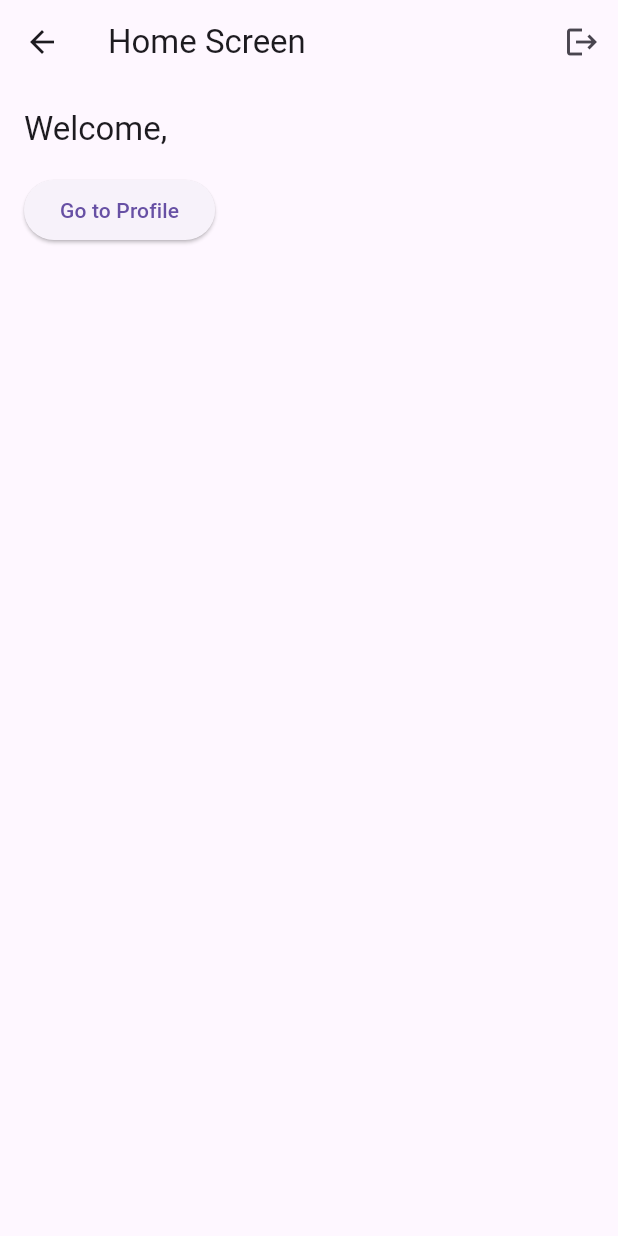
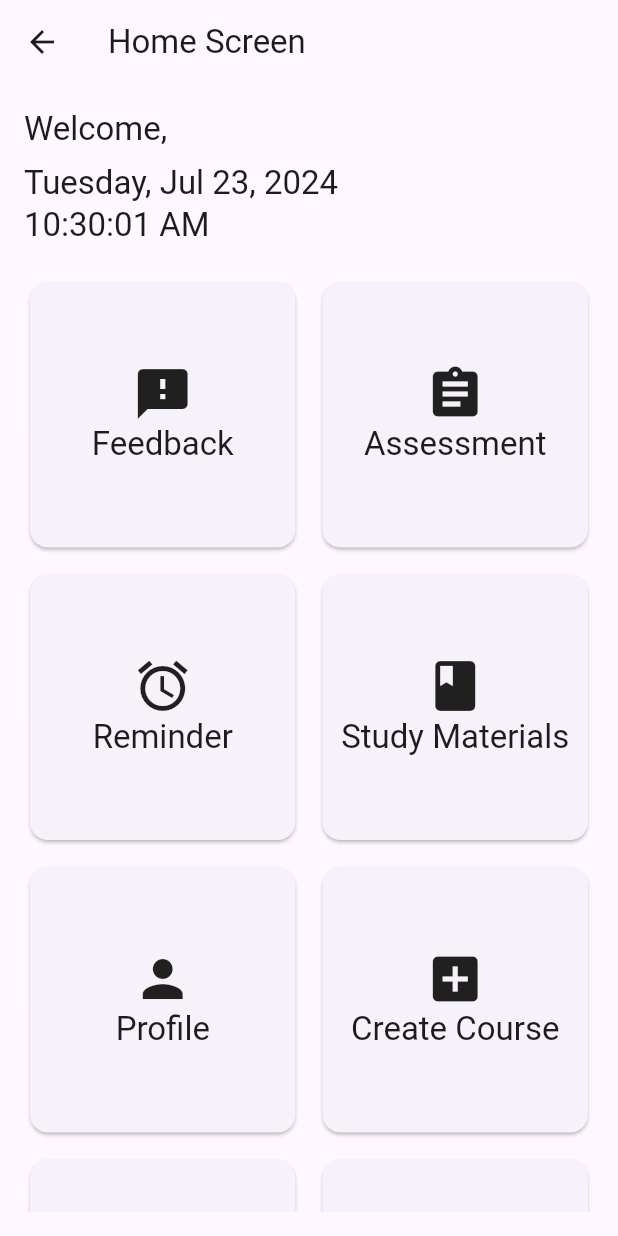
Before and after one commit to sundaybamidele/StudyGuideApp, a Flutter app: the HomeScreen screen opened by its route, on a phone screen of 412 x 824 dp. Run offline on Flutter 3.47's test engine with Material 3 defaults, Android fonts, the phone set to English and light mode, and no system bars; our stand-ins replace cloud_firestore, cloud_functions, file_picker, firebase_auth, firebase_core, firebase_storage and 3 more; accounts and stored records are empty.

Commit message:
I have user account, feedback, assessment, reminder and digital clock running

```diff
--- a/lib/screens/study_guide_screen.dart
+++ b/lib/screens/about_screen.dart
@@ -1,7 +1,7 @@
 import 'package:flutter/material.dart';
 
-class StudyGuideScreen extends StatelessWidget {
-  const StudyGuideScreen({super.key});
+class AboutScreen extends StatelessWidget {
+  const AboutScreen({super.key});
 
   @override
   Widget build(BuildContext context) {
@@ -10,7 +10,7 @@ class StudyGuideScreen extends StatelessWidget {
         title: const Text('Study Guide'),
       ),
       body: const Center(
-        child: Text('Study Guide Screen'),
+        child: Text('About Study Guide Application'),
       ),
     );
   }
--- a/lib/screens/home_screen.dart
+++ b/lib/screens/home_screen.dart
@@ -1,59 +1,178 @@
+import 'dart:async';
+
 import 'package:flutter/material.dart';
 import 'package:provider/provider.dart';
-import '../services/firestore_service.dart';
-import '../services/auth_service.dart'; // Import AuthService
+import 'package:intl/intl.dart'; // For date formatting
+import '../services/auth_service.dart';
+import 'feedback_screen.dart';
+import 'assessment_screen.dart';
+import 'reminder_screen.dart';
+import 'study_materials_screen.dart';
+import 'user_profile_screen.dart';
+import 'create_course_screen.dart';
+import 'about_screen.dart';
 
-class HomeScreen extends StatelessWidget {
+class HomeScreen extends StatefulWidget {
   const HomeScreen({super.key});
 
   @override
+  _HomeScreenState createState() => _HomeScreenState();
+}
+
+class _HomeScreenState extends State<HomeScreen> {
+  late String _userName;
+  late DateTime _currentDateTime;
+
+  @override
+  void initState() {
+    super.initState();
+    final authService = Provider.of<AuthService>(context, listen: false);
+    final user = authService.currentUser;
+    _userName = user?.displayName ?? 'User';
+    _currentDateTime = DateTime.now();
+    _updateTime();
+  }
+
+  void _updateTime() {
+    Timer.periodic(const Duration(seconds: 1), (Timer timer) {
+      setState(() {
+        _currentDateTime = DateTime.now();
+      });
+    });
+  }
+
+  @override
   Widget build(BuildContext context) {
-    final firestoreService = Provider.of<FirestoreService>(context);
-    final authService = Provider.of<AuthService>(context);
-    final user = authService.currentUser;
-
-    // Ensure FirestoreService is available
-    // ignore: unnecessary_null_comparison
-    if (firestoreService == null) {
-      return const Scaffold(
-        body: Center(child: Text('FirestoreService not available')),
-      );
-    }
-
     return Scaffold(
       appBar: AppBar(
         title: const Text('Home Screen'),
-        actions: [
-          IconButton(
-            icon: const Icon(Icons.logout),
-            onPressed: () async {
-              await authService.signOut();
-              Navigator.pushReplacementNamed(context, '/login');
-            },
-          ),
-        ],
       ),
       body: Padding(
         padding: const EdgeInsets.all(16.0),
         child: Column(
           crossAxisAlignment: CrossAxisAlignment.start,
           children: [
-            if (user != null) ...[
-              Text(
-                'Welcome, ${user.displayName ?? 'User'}',
-                style: Theme.of(context).textTheme.titleLarge,
+            // Welcome Message and Date/Time
+            Text(
+              'Welcome, $_userName',
+              style: Theme.of(context).textTheme.titleLarge,
+            ),
+            const SizedBox(height: 8.0),
+            Text(
+              DateFormat('EEEE, MMM d, yyyy').format(_currentDateTime),
+              style: Theme.of(context).textTheme.titleLarge,
+            ),
+            Text(
+              DateFormat('h:mm:ss a').format(_currentDateTime),
+              style: Theme.of(context).textTheme.titleLarge,
+            ),
+            const SizedBox(height: 20.0),
+
+            // Grid for menu items
+            Expanded(
+              child: GridView(
+                gridDelegate: const SliverGridDelegateWithFixedCrossAxisCount(
+                  crossAxisCount: 2,
+                  crossAxisSpacing: 10.0,
+                  mainAxisSpacing: 10.0,
+                ),
+                children: [
+                  _buildGridItem(
+                    context,
+                    'Feedback',
+                    Icons.feedback,
+                    () => Navigator.push(
+                      context,
+                      MaterialPageRoute(builder: (context) => const FeedbackScreen()),
+                    ),
+                  ),
+                  _buildGridItem(
+                    context,
+                    'Assessment',
+                    Icons.assignment,
+                    () => Navigator.push(
+                      context,
+                      MaterialPageRoute(builder: (context) => const AssessmentScreen()),
+                    ),
+                  ),
+                  _buildGridItem(
+                    context,
+                    'Reminder',
+                    Icons.alarm,
+                    () => Navigator.push(
+                      context,
+                      MaterialPageRoute(builder: (context) => const ReminderScreen()),
+                    ),
+                  ),
+                  _buildGridItem(
+                    context,
+                    'Study Materials',
+                    Icons.book,
+                    () => Navigator.push(
+                      context,
+                      MaterialPageRoute(builder: (context) => const StudyMaterialsScreen()),
+                    ),
+                  ),
+                  _buildGridItem(
+                    context,
+                    'Profile',
+                    Icons.person,
+                    () => Navigator.push(
+                      context,
+                      MaterialPageRoute(builder: (context) => const UserProfileScreen()),
+                    ),
+                  ),
+                  _buildGridItem(
+                    context,
+                    'Create Course',
+                    Icons.add_box,
+                    () => Navigator.push(
+                      context,
+                      MaterialPageRoute(builder: (context) => const CreateCourseScreen()),
+                    ),
+                  ),
+                  _buildGridItem(
+                    context,
+                    'About',
+                    Icons.info,
+                    () => Navigator.push(
+                      context,
+                      MaterialPageRoute(builder: (context) => const AboutScreen()),
+                    ),
+                  ),
+                  _buildGridItem(
+                    context,
+                    'Logout',
+                    Icons.logout,
+                    () async {
+                      final authService = Provider.of<AuthService>(context, listen: false);
+                      await authService.signOut();
+                      Navigator.pushReplacementNamed(context, '/login');
+                    },
+                  ),
+                ],
               ),
-              const SizedBox(height: 16.0),
-              ElevatedButton(
-                onPressed: () {
-                  Navigator.pushNamed(context, '/profile');
-                },
-                child: const Text('Go to Profile'),
-              ),
-              // Add more widgets to display course information or other features
-            ] else ...[
-              const Center(child: Text('No user data available')),
-            ],
+            ),
+          ],
+        ),
+      ),
+    );
+  }
+
+  Widget _buildGridItem(
+    BuildContext context,
+    String title,
+    IconData icon,
+    VoidCallback onTap,
+  ) {
+    return GestureDetector(
+      onTap: onTap,
+      child: Card(
+        child: Column(
+          mainAxisAlignment: MainAxisAlignment.center,
+          children: [
+            Icon(icon, size: 40.0),
+            Text(title, style: Theme.of(context).textTheme.titleLarge),
           ],
         ),
       ),
```
